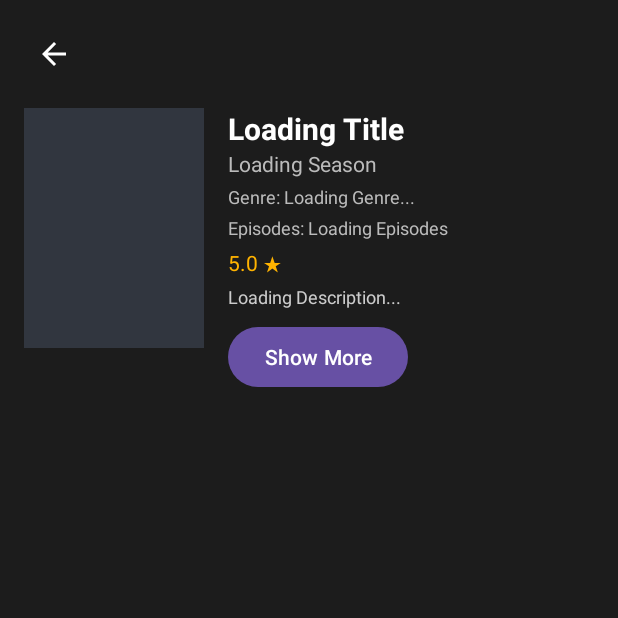
After one commit to leanamariflor/MobileDevelopment, an Android app: the AnimeAboutActivity screen opened directly, with no data from a screen before it, on a phone screen of 412 x 824 dp, the top half of it. The commit adds this screen. Run offline under Robolectric (Android 15) with nearby library versions, the phone set to English and light mode, and no system bars; our stand-ins replace Shimmer; pictures from the network do not load.

Commit message:
feat: add AnimeAboutActivity and layout for anime details

```diff
--- a/app/build.gradle.kts
+++ b/app/build.gradle.kts
@@ -86,4 +86,7 @@ dependencies {
     implementation("com.squareup.retrofit2:retrofit:2.9.0")
     implementation("com.squareup.retrofit2:converter-gson:2.9.0")
     implementation("com.github.bumptech.glide:glide:4.15.1")
+
+    // 🔹 Kotlin Coroutines
+    implementation("com.facebook.shimmer:shimmer:0.5.0")
 }
--- a/app/src/main/AndroidManifest.xml
+++ b/app/src/main/AndroidManifest.xml
@@ -48,6 +48,9 @@
             android:name=".activities.DevelopersActivity"
             android:exported="true"
             android:theme="@style/Theme.App.AniWatch" />
+        <activity android:name=".AnimeAboutActivity"
+            android:exported="true"
+            android:theme="@style/Theme.App.AniWatch" />
         <activity
             android:name=".activities.SplashActivity"
             android:exported="true"
--- /dev/null
+++ b/app/src/main/java/com/anime/aniwatch/activities/AnimeAboutActivity.kt
@@ -0,0 +1,120 @@
+package com.anime.aniwatch
+
+import android.os.Bundle
+import android.view.View
+import android.widget.Button
+import android.widget.ImageView
+import android.widget.TextView
+import android.widget.Toast
+import androidx.appcompat.app.AppCompatActivity
+import com.anime.aniwatch.network.AnimeDetails
+import com.anime.aniwatch.network.AnimeResponse
+import com.anime.aniwatch.network.ApiService
+import com.anime.aniwatch.network.Season
+import com.anime.aniwatch.util.Constants
+import com.bumptech.glide.Glide
+import com.facebook.shimmer.ShimmerFrameLayout
+import retrofit2.Call
+import retrofit2.Callback
+import retrofit2.Response
+import retrofit2.Retrofit
+import retrofit2.converter.gson.GsonConverterFactory
+
+class AnimeAboutActivity : AppCompatActivity() {
+
+    private lateinit var backButton: ImageView
+    private lateinit var thumbnail: ImageView
+    private lateinit var titleText: TextView
+    private lateinit var seasonText: TextView
+    private lateinit var genreText: TextView
+    private lateinit var episodeCountText: TextView
+    private lateinit var ratingText: TextView
+    private lateinit var descriptionText: TextView
+    private lateinit var toggleDescriptionButton: Button
+
+
+    private var isDescriptionExpanded = false
+    override fun onCreate(savedInstanceState: Bundle?) {
+        super.onCreate(savedInstanceState)
+        setContentView(R.layout.activity_anime_about)
+
+        // Initialize views
+        backButton = findViewById(R.id.backButton)
+        thumbnail = findViewById(R.id.thumbnail)
+        titleText = findViewById(R.id.titleText)
+        seasonText = findViewById(R.id.seasonText)
+        genreText = findViewById(R.id.genreText)
+        episodeCountText = findViewById(R.id.episodeCountText)
+        ratingText = findViewById(R.id.ratingText)
+        descriptionText = findViewById(R.id.descriptionText)
+        toggleDescriptionButton = findViewById(R.id.toggleDescriptionButton)
+
+
+        // Set back button functionality
+        backButton.setOnClickListener { finish() }
+
+        // Fetch anime ID from intent
+        val animeId = intent.getStringExtra("ANIME_ID") ?: return
+
+        // Fetch anime details
+        fetchAnimeDetails(animeId)
+
+
+        // Set toggle button functionality
+        toggleDescriptionButton.setOnClickListener {
+            isDescriptionExpanded = !isDescriptionExpanded
+            if (isDescriptionExpanded) {
+                descriptionText.maxLines = Int.MAX_VALUE
+                toggleDescriptionButton.text = "Show Less"
+            } else {
+                descriptionText.maxLines = 3
+                toggleDescriptionButton.text = "Show More"
+            }
+        }
+    }
+
+    private fun fetchAnimeDetails(animeId: String) {
+        val retrofit = Retrofit.Builder()
+            .baseUrl(Constants.BASE_URL)
+            .addConverterFactory(GsonConverterFactory.create())
+            .build()
+
+        val apiService = retrofit.create(ApiService::class.java)
+        apiService.getAnimeDetails(animeId).enqueue(object : Callback<AnimeResponse> {
+            override fun onResponse(call: Call<AnimeResponse>, response: Response<AnimeResponse>) {
+                if (response.isSuccessful) {
+                    val animeData = response.body()?.data ?: return
+                    displayAnimeDetails(animeData.anime, animeData.seasons)
+                } else {
+                    Toast.makeText(this@AnimeAboutActivity, "Failed to load anime details", Toast.LENGTH_SHORT).show()
+                }
+            }
+
+            override fun onFailure(call: Call<AnimeResponse>, t: Throwable) {
+                t.printStackTrace()
+                Toast.makeText(this@AnimeAboutActivity, "Error: ${t.message}", Toast.LENGTH_SHORT).show()
+            }
+        })
+    }
+
+    private fun displayAnimeDetails(anime: AnimeDetails, seasons: List<Season>) {
+        if (isDestroyed || isFinishing) return
+
+        // Load thumbnail
+        Glide.with(this)
+            .load(anime.info.poster)
+            .into(thumbnail)
+
+        // Set text fields
+        titleText.text = anime.info.name
+
+        // Find the current season or fallback to the first season
+        val currentSeason = seasons.find { it.isCurrent } ?: seasons.firstOrNull()
+        seasonText.text = currentSeason?.title ?: "No Season"
+
+        genreText.text = "Genre: ${anime.moreInfo.genres.joinToString(", ")}"
+        episodeCountText.text = "Episodes: Sub: ${anime.info.stats.episodes.sub}, Dub: ${anime.info.stats.episodes.dub}"
+        ratingText.text = "${anime.moreInfo.malscore} ★"
+        descriptionText.text = anime.info.description
+    }
+}
--- a/app/src/main/java/com/anime/aniwatch/network/ApiService.kt
+++ b/app/src/main/java/com/anime/aniwatch/network/ApiService.kt
@@ -3,10 +3,14 @@ package com.anime.aniwatch.network
 import com.anime.aniwatch.data.Anime
 import retrofit2.Call
 import retrofit2.http.GET
+import retrofit2.http.Path
 
 interface ApiService {
     @GET("api/v2/hianime/home")
     fun getHomeData(): Call<HomeResponse>
+
+    @GET("api/v2/hianime/anime/{animeId}")
+    fun getAnimeDetails(@Path("animeId") animeId: String): Call<AnimeResponse>
 }
 
 data class HomeResponse(
--- /dev/null
+++ b/app/src/main/res/layout/activity_anime_about.xml
@@ -0,0 +1,122 @@
+<?xml version="1.0" encoding="utf-8"?>
+    <androidx.constraintlayout.widget.ConstraintLayout
+            xmlns:android="http://schemas.android.com/apk/res/android"
+            xmlns:app="http://schemas.android.com/apk/res-auto"
+            android:layout_width="match_parent"
+            android:layout_height="match_parent"
+            android:background="#1C1C1C">
+
+        <!-- Back Button -->
+        <ImageButton
+                android:id="@+id/backButton"
+                android:layout_width="40dp"
+                android:layout_height="40dp"
+                android:background="@android:color/transparent"
+                android:src="@drawable/arrow_back1"
+                app:layout_constraintTop_toTopOf="parent"
+                app:layout_constraintStart_toStartOf="parent"
+                android:layout_marginTop="16dp"
+                android:layout_marginStart="16dp"/>
+
+        <!-- Anime Thumbnail -->
+        <ImageView
+                android:id="@+id/thumbnail"
+                android:layout_width="120dp"
+                android:layout_height="160dp"
+                android:scaleType="centerCrop"
+                android:src="@color/gray"
+                app:layout_constraintTop_toBottomOf="@id/backButton"
+                app:layout_constraintStart_toStartOf="parent"
+                android:layout_marginTop="16dp"
+                android:layout_marginStart="16dp"/>
+
+        <!-- Title -->
+        <TextView
+                android:id="@+id/titleText"
+                android:layout_width="0dp"
+                android:layout_height="wrap_content"
+                android:text="Loading Title"
+                android:textSize="20sp"
+                android:textColor="#FFFFFF"
+                android:textStyle="bold"
+                app:layout_constraintStart_toEndOf="@id/thumbnail"
+                app:layout_constraintTop_toTopOf="@id/thumbnail"
+                app:layout_constraintEnd_toEndOf="parent"
+                android:layout_marginStart="16dp"
+                android:layout_marginEnd="16dp"/>
+
+        <!-- Season -->
+        <TextView
+                android:id="@+id/seasonText"
+                android:layout_width="0dp"
+                android:layout_height="wrap_content"
+                android:text="Loading Season"
+                android:textColor="#BBBBBB"
+                android:textSize="14sp"
+                app:layout_constraintStart_toStartOf="@id/titleText"
+                app:layout_constraintTop_toBottomOf="@id/titleText"/>
+
+        <!-- Genre-->
+        <TextView
+                android:id="@+id/genreText"
+                android:layout_width="0dp"
+                android:maxWidth="200dp"
+                android:layout_height="wrap_content"
+                android:text="Genre: Loading Genre..."
+                android:textColor="#BBBBBB"
+                android:textSize="12sp"
+                app:layout_constraintStart_toStartOf="@id/titleText"
+                app:layout_constraintTop_toBottomOf="@id/seasonText"
+                android:layout_marginTop="4dp"/>
+
+        <!-- Episode Count -->
+        <TextView
+                android:id="@+id/episodeCountText"
+                android:layout_width="0dp"
+                android:layout_height="wrap_content"
+                android:text="Episodes: Loading Episodes"
+                android:textColor="#BBBBBB"
+                android:textSize="12sp"
+                app:layout_constraintStart_toStartOf="@+id/genreText"
+                app:layout_constraintTop_toBottomOf="@id/genreText"
+                android:layout_marginTop="4dp" />
+
+        <!-- Rating -->
+        <TextView
+                android:id="@+id/ratingText"
+                android:layout_width="wrap_content"
+                android:layout_height="wrap_content"
+                android:text="5.0 ★"
+                android:textColor="#FFB300"
+                android:textSize="14sp"
+                app:layout_constraintStart_toStartOf="@id/titleText"
+                app:layout_constraintTop_toBottomOf="@id/episodeCountText"
+                android:layout_marginTop="5dp"/>
+
+
+        <!-- Description -->
+        <TextView
+                android:id="@+id/descriptionText"
+                android:layout_width="0dp"
+                android:layout_height="wrap_content"
+                android:text="Loading Description..."
+                android:textColor="#CCCCCC"
+                android:maxLines="3"
+                android:ellipsize="end"
+                android:textSize="12sp"
+                app:layout_constraintTop_toBottomOf="@id/ratingText"
+                app:layout_constraintStart_toStartOf="@id/titleText"
+                app:layout_constraintEnd_toEndOf="parent"
+                android:layout_marginTop="4dp"
+                android:layout_marginEnd="16dp"/>
+
+        <Button
+                android:id="@+id/toggleDescriptionButton"
+                android:layout_width="wrap_content"
+                android:layout_height="wrap_content"
+                android:text="Show More"
+                app:layout_constraintTop_toBottomOf="@id/descriptionText"
+                app:layout_constraintStart_toStartOf="@id/descriptionText"
+                android:layout_marginTop="8dp" />
+
+    </androidx.constraintlayout.widget.ConstraintLayout>
```
Also changed, not shown: app/src/main/java/com/anime/aniwatch/adapter/AnimeAdapter.kt (+16 -1 lines), app/src/main/java/com/anime/aniwatch/fragment/DayFragment.kt (+14 -2 lines), app/src/main/java/com/anime/aniwatch/fragment/MonthFragment.kt (+14 -2 lines), app/src/main/java/com/anime/aniwatch/fragment/WeekFragment.kt (+14 -2 lines), app/src/main/java/com/anime/aniwatch/network/AnimeResponse.kt (added, +44 -0 lines), app/src/main/res/layout/fragment_day.xml (+28 -10 lines), app/src/main/res/layout/fragment_month.xml (+26 -8 lines), app/src/main/res/layout/fragment_week.xml (+27 -8 lines), app/src/main/res/layout/shimmer_anime_about.xml (added, +124 -0 lines), app/src/main/res/layout/shimmer_item.xml (added, +34 -0 lines), 1 other file.
